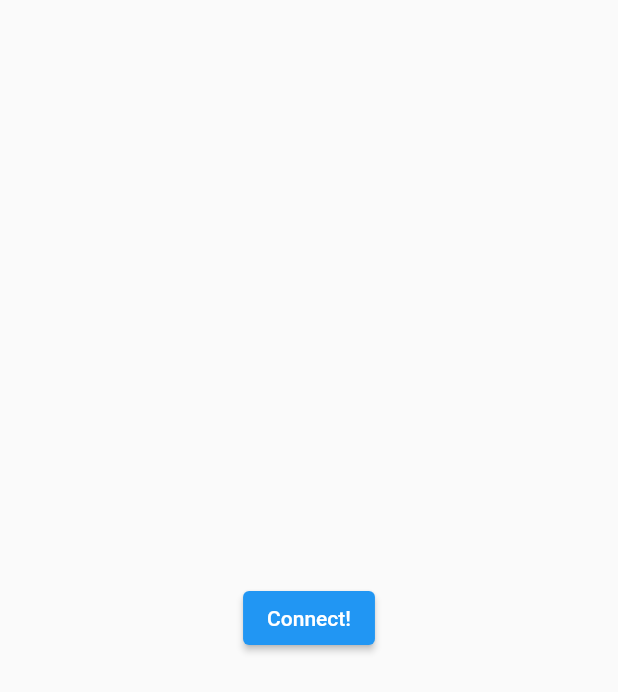
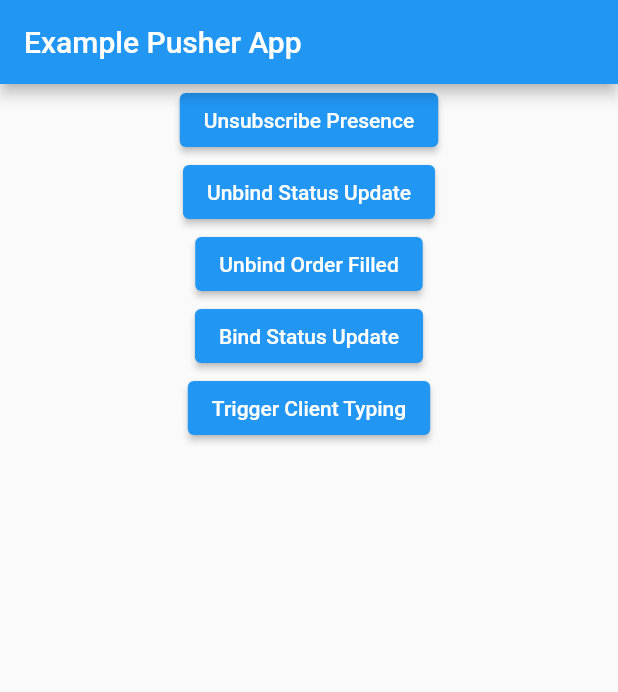
Before and after one commit to AhmedAbogameel/pusher_example, a Flutter app: the screen it shows after launch, on a phone screen of 412 x 824 dp. Shown: the top 692 px of the screen. Run offline on Flutter 3.47's test engine with Material 2 defaults, Android fonts, the phone set to English and light mode, and no system bars; missing offline and left inert: pusher_client.

Commit message:
- Pusher Replacement

```diff
--- a/lib/main.dart
+++ b/lib/main.dart
@@ -1,9 +1,7 @@
-import 'dart:async';
+import 'dart:developer';
 
-import 'package:flutter/cupertino.dart';
 import 'package:flutter/material.dart';
 import 'package:pusher_client/pusher_client.dart';
-// import 'package:pusher_websocket_flutter/pusher.dart';
 
 void main() {
   runApp(MyApp());
@@ -15,43 +13,11 @@ class MyApp extends StatefulWidget {
 }
 
 class _MyAppState extends State<MyApp> {
-  GlobalKey key = GlobalKey();
+  late PusherClient pusher;
   late Channel channel;
-  late PusherClient pusher;
-  StreamController _streamController = StreamController();
-  bool connected = false;
 
-  void connect() async {
-    setState(() => connected = true);
-    await pusher.connect();
-    channel = pusher.subscribe("channel");
-    channel.bind("event", (PusherEvent? event) {
-      _streamController.sink.add(event!.data!);
-      ScaffoldMessenger.of(key.currentContext!).showSnackBar(SnackBar(content: Text(event.data!)));
-    });
-  }
-
-  @override
-  void dispose() {
-    _streamController.close();
-    super.dispose();
-  }
-
-  void disconnect() {
-    setState(() => connected = false);
-    pusher.disconnect();
-  }
-
-  // void sendMessage() => channel.trigger('event', 'data');
-
-  void init() {
-    pusher = PusherClient(
-        // TODO: AppKey from Pusher
-        '',
-        // TODO: Cluster from Pusher
-        PusherOptions(cluster: 'eu'),
-        autoConnect: false);
-  }
+  String AUTH_URL = 'https://afaqalsyola.online/api/broadcasting/auth';
+  String BEARER_TOKEN = '9|jNL6MpxPXU8uTNiMftgEPK15Lmltiu5Ru2W6TtUh"';
 
   @override
   void initState() {
@@ -59,72 +25,92 @@ class _MyAppState extends State<MyApp> {
     init();
   }
 
+  void init() async {
+    pusher = new PusherClient(
+        "local",
+        PusherOptions(
+          // cluster: 'eu'
+          wssPort: 6001,
+          wsPort: 6001,
+          host: 'afaqalsyola.online',
+          encrypted: false,
+          // auth: PusherAuth(
+          //   'https://afaqalsyola.online/api/broadcasting/auth',
+          //   headers: {
+          //     'Authorization': 'Bearer $BEARER_TOKEN',
+          //     'Content-Type': 'application/json',
+          //     'Accept': 'application/json'
+          //   },
+          // ),
+        ),
+        enableLogging: true,
+        autoConnect: false
+    );
+    await pusher.connect();
+
+    channel = pusher.subscribe("public-channel");
+
+    pusher.onConnectionStateChange((state) {
+      log("previousState: ${state!.previousState}, currentState: ${state.currentState}");
+    });
+
+    pusher.onConnectionError((error) {
+      log("error: ${error!.message}");
+    });
+
+    channel.bind('PublicEvent', (event) {
+      log("Order Filled Event" + event!.data.toString());
+    });
+  }
+
   @override
   Widget build(BuildContext context) {
     return MaterialApp(
       home: Scaffold(
-        key: key,
+        appBar: AppBar(
+          title: const Text('Example Pusher App'),
+        ),
         body: Center(
             child: Column(
-            mainAxisAlignment: MainAxisAlignment.center,
               children: [
-              StreamBuilder(
-                stream: _streamController.stream,
-                builder: (context, snapshot) {
-                  if (snapshot.hasData) return Text(snapshot.data.toString());
-                  return SizedBox();
+                ElevatedButton(
+                  child: Text('Unsubscribe Presence'),
+                  onPressed: () {
+                    pusher.unsubscribe("presence-presence-channel.2");
+                    pusher.disconnect();
                   },
                 ),
-              connected
-                  ? ElevatedButton(
-                      onPressed: disconnect,
-                      child: Text('Disconnect!'),
-                    )
-                  : ElevatedButton(
-                      onPressed: connect,
-                      child: Text('Connect!'),
+                ElevatedButton(
+                  child: Text('Unbind Status Update'),
+                  onPressed: () {
+                    channel.unbind('status-update');
+                  },
                 ),
-              // ElevatedButton(onPressed: sendMessage, child: Text('Send!')),
+                ElevatedButton(
+                  child: Text('Unbind Order Filled'),
+                  onPressed: () {
+                    channel.unbind('order-filled');
+                  },
+                ),
+                ElevatedButton(
+                  child: Text('Bind Status Update'),
+                  onPressed: () {
+                    channel.bind('status-update', (PusherEvent? event) {
+                      log("Status Update Event" + event!.data.toString());
+                    });
+                  },
+                ),
+                ElevatedButton(
+                  child: Text('Trigger Client Typing'),
+                  onPressed: () {
+                    // channel.trigger('client-istyping', {'name': 'Bob'});
+                    final id = pusher.getSocketId();
+                    print(id);
+                  },
+                ),
               ],
-          ),
-        ),
+            )),
       ),
     );
   }
 }
-
-// void main() {
-//   runApp(MyApp());
-// }
-//
-// class MyApp extends StatefulWidget {
-//   @override
-//   _MyAppState createState() => _MyAppState();
-// }
-//
-// class _MyAppState extends State<MyApp> {
-//   @override
-//   void initState() {
-//     super.initState();
-//     Pusher.init('a34d16a300ef31e103b8', PusherOptions(cluster: 'eu'));
-//     Pusher.connect(
-//       onConnectionStateChange: (v) {
-//         print(v.currentState);
-//       },
-//     );
-//
-//     Pusher.subscribe('channel').then((value) {
-//       value.bind('event', (v) {
-//         print(v.data);
-//       });
-//     });
-//   }
-//
-//   @override
-//   Widget build(BuildContext context) {
-//     return MaterialApp(
-//       home: Text('Home'),
-//     );
-//   }
-// }
-//
```
Also changed, not shown: pubspec.lock, 3 other files. Lines whose indentation alone changed are shown as unchanged.
